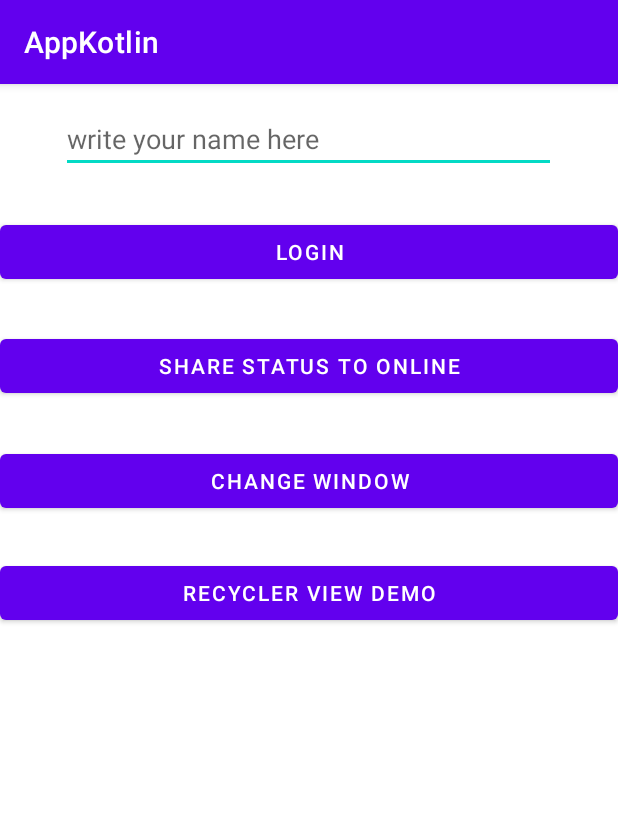
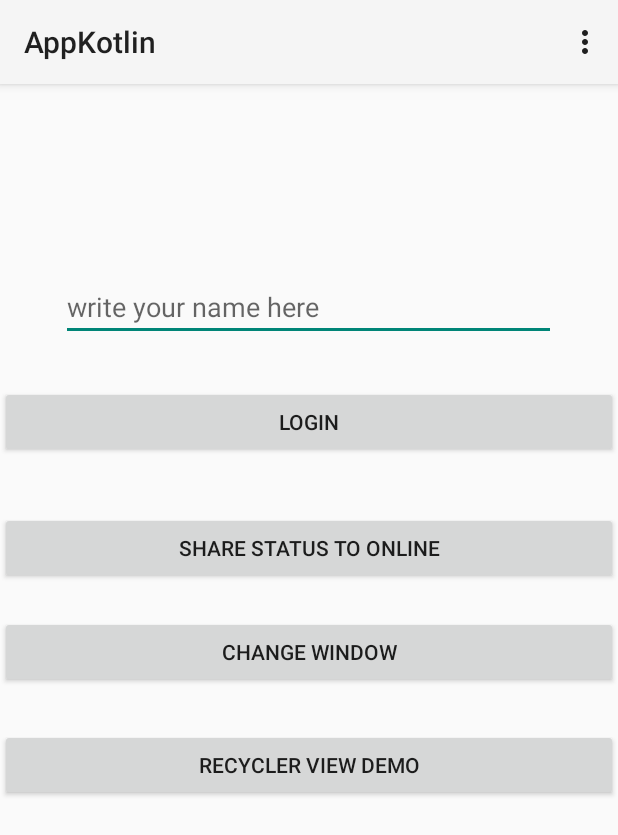
Before and after one commit to UO264804/kotlin-uo264804-uo264651, an Android app: the screen it shows after launch (MainActivity), on a phone screen of 412 x 824 dp. Shown: the top 835 px of the screen. Run offline under Robolectric (Android 15) with nearby library versions, the phone set to English and light mode, and no system bars.

Commit message:
añadido boton para añadir elementos al recycler view, menu y toolbar

```diff
--- a/app/src/main/AndroidManifest.xml
+++ b/app/src/main/AndroidManifest.xml
@@ -1,15 +1,16 @@
 <?xml version="1.0" encoding="utf-8"?>
 <manifest xmlns:android="http://schemas.android.com/apk/res/android"
     package="es.uniovi.appkotlin">
-
+    <uses-permission android:name="android.permission.CAMERA"/>
     <application
         android:allowBackup="true"
         android:icon="@mipmap/ic_launcher_appkotlin"
         android:label="@string/app_name"
         android:roundIcon="@mipmap/ic_launcher_appkotlin_round"
         android:supportsRtl="true"
-        android:theme="@style/Theme.AppKotlin">
+        android:theme="@style/Theme.AppCompat.Light.NoActionBar">
         <activity android:name=".MainActivity">
+
             <intent-filter>
                 <action android:name="android.intent.action.MAIN" />
                 <category android:name="android.intent.category.LAUNCHER" />
--- a/app/src/main/java/es/uniovi/appkotlin/MainActivity.kt
+++ b/app/src/main/java/es/uniovi/appkotlin/MainActivity.kt
@@ -1,16 +1,27 @@
 package es.uniovi.appkotlin
 
+import android.Manifest
+import android.content.Context
 import android.content.Intent
-import androidx.appcompat.app.AppCompatActivity
+import android.content.pm.PackageManager
+import android.graphics.Bitmap
+import android.os.Build
 import android.os.Bundle
 import android.util.Log
-import android.widget.Toast
+import android.view.Menu
+import android.view.MenuItem
+import androidx.annotation.RequiresApi
+import androidx.appcompat.app.AppCompatActivity
+import androidx.core.content.ContextCompat
 import es.uniovi.appkotlin.databinding.ActivityMainBinding
+import java.security.Permission
 
 class MainActivity : AppCompatActivity()
 {
     companion object{
         val TAG: String = MainActivity::class.java.simpleName
+        val OPEN_CAMERA=200
+        val REQUEST_CAMERA_PERMISSION=300
     }
     private lateinit var binding: ActivityMainBinding
     var tag:String = ""
@@ -20,6 +31,8 @@ class MainActivity : AppCompatActivity()
         binding = ActivityMainBinding.inflate(layoutInflater)
         var view = binding.root
         setContentView(view)
+        setSupportActionBar(binding.myToolbar)
+        var ig = binding.imageView;
 
         binding.cambiarVentana.setOnClickListener {
             showToast(resources.getString(R.string.btn_cambiarVentana)) //usando extension de kotlin
@@ -49,4 +62,34 @@ class MainActivity : AppCompatActivity()
             startActivity(intent)
         }
     }
+
+
+
+
+
+    override fun onCreateOptionsMenu(menu: Menu?): Boolean {
+        menuInflater.inflate(R.menu.menu_settings, menu)
+        return true
+    }
+
+
+
+
+
+    override fun onOptionsItemSelected(item: MenuItem)=   when (item.itemId) {
+
+        R.id.action_settings-> {
+            true
+        }
+
+        R.id.action_camara -> {
+            true
+        }
+        else ->{
+            super.onOptionsItemSelected(item)
+        }
+
+    }
+
+
 }
--- a/app/src/main/res/layout/activity_main.xml
+++ b/app/src/main/res/layout/activity_main.xml
@@ -6,6 +6,55 @@
     android:layout_width="match_parent"
     android:layout_height="match_parent"
     tools:context=".MainActivity">
+
+
+    <androidx.appcompat.widget.Toolbar
+        android:id="@+id/my_toolbar"
+        android:layout_width="match_parent"
+        android:layout_height="?attr/actionBarSize"
+        android:background="?attr/colorPrimary"
+        android:elevation="4dp"
+        android:theme="@style/ThemeOverlay.AppCompat.ActionBar"
+        app:layout_constraintEnd_toEndOf="parent"
+        app:layout_constraintHorizontal_bias="0.0"
+        app:layout_constraintStart_toStartOf="parent"
+        app:layout_constraintTop_toTopOf="parent"
+        app:popupTheme="@style/ThemeOverlay.AppCompat.Light" />
+
+    <Button
+        android:id="@+id/button"
+        android:layout_width="0dp"
+        android:layout_height="wrap_content"
+        android:text="@string/btn_recyclerviewdemo"
+        app:layout_constraintBottom_toBottomOf="parent"
+        app:layout_constraintEnd_toEndOf="parent"
+        app:layout_constraintHorizontal_bias="0.0"
+        app:layout_constraintStart_toStartOf="parent"
+        app:layout_constraintTop_toBottomOf="@+id/cambiarVentana"
+        app:layout_constraintVertical_bias="0.086" />
+
+    <Button
+        android:id="@+id/sendLogin"
+        android:layout_width="0dp"
+        android:layout_height="wrap_content"
+        android:text="@string/btn_login"
+        app:layout_constraintBottom_toBottomOf="parent"
+        app:layout_constraintEnd_toEndOf="parent"
+        app:layout_constraintHorizontal_bias="0.0"
+        app:layout_constraintStart_toStartOf="parent"
+        app:layout_constraintTop_toTopOf="parent"
+        app:layout_constraintVertical_bias="0.332" />
+
+    <Button
+        android:id="@+id/shareInfo"
+        android:layout_width="0dp"
+        android:layout_height="wrap_content"
+        android:layout_marginTop="36dp"
+        android:text="@string/shareStatus"
+        app:layout_constraintEnd_toEndOf="parent"
+        app:layout_constraintHorizontal_bias="0.0"
+        app:layout_constraintStart_toStartOf="parent"
+        app:layout_constraintTop_toBottomOf="@+id/sendLogin" />
 
     <Button
         android:id="@+id/cambiarVentana"
@@ -17,19 +66,7 @@
         app:layout_constraintHorizontal_bias="0.0"
         app:layout_constraintStart_toStartOf="parent"
         app:layout_constraintTop_toBottomOf="@+id/shareInfo"
-        app:layout_constraintVertical_bias="0.056" />
-
-    <Button
-        android:id="@+id/sendLogin"
-        android:layout_width="0dp"
-        android:layout_height="wrap_content"
-        android:text="@string/btn_login"
-        app:layout_constraintBottom_toBottomOf="parent"
-        app:layout_constraintEnd_toEndOf="parent"
-        app:layout_constraintHorizontal_bias="0.0"
-        app:layout_constraintStart_toStartOf="parent"
-        app:layout_constraintTop_toTopOf="parent"
-        app:layout_constraintVertical_bias="0.122" />
+        app:layout_constraintVertical_bias="0.055" />
 
     <com.google.android.material.textfield.TextInputEditText
         android:id="@+id/login"
@@ -41,29 +78,16 @@
         app:layout_constraintHorizontal_bias="0.493"
         app:layout_constraintStart_toStartOf="parent"
         app:layout_constraintTop_toTopOf="parent"
-        app:layout_constraintVertical_bias="0.38" />
+        app:layout_constraintVertical_bias="0.86" />
 
-    <Button
-        android:id="@+id/shareInfo"
-        android:layout_width="0dp"
+    <ImageView
+        android:id="@+id/imageView"
+        android:layout_width="wrap_content"
         android:layout_height="wrap_content"
-        android:layout_marginTop="28dp"
-        android:text="@string/shareStatus"
-        app:layout_constraintEnd_toEndOf="parent"
-        app:layout_constraintHorizontal_bias="0.0"
-        app:layout_constraintStart_toStartOf="parent"
-        app:layout_constraintTop_toBottomOf="@+id/sendLogin" />
-
-    <Button
-        android:id="@+id/button"
-        android:layout_width="0dp"
-        android:layout_height="wrap_content"
-        android:text="@string/btn_recyclerviewdemo"
         app:layout_constraintBottom_toBottomOf="parent"
         app:layout_constraintEnd_toEndOf="parent"
-        app:layout_constraintHorizontal_bias="0.0"
         app:layout_constraintStart_toStartOf="parent"
-        app:layout_constraintTop_toBottomOf="@+id/cambiarVentana"
-        app:layout_constraintVertical_bias="0.062" />
+        app:layout_constraintTop_toBottomOf="@+id/button"
+        tools:srcCompat="@tools:sample/avatars" />
 
 </androidx.constraintlayout.widget.ConstraintLayout>
--- /dev/null
+++ b/app/src/main/res/menu/menu_settings.xml
@@ -0,0 +1,21 @@
+<?xml version="1.0" encoding="utf-8"?>
+<menu xmlns:android="http://schemas.android.com/apk/res/android"
+    xmlns:app="http://schemas.android.com/apk/res-auto"
+    xmlns:tools="http://schemas.android.com/tools"
+    tools:context=".MainActivity"
+    >
+
+    <!-- "Mark Favorite", should appear as action button if possible -->
+    <item
+        android:id="@+id/action_settings"
+        android:orderInCategory="100"
+        android:title="@string/btn_ajustes"
+        app:showAsAction="never" />
+    <item
+        android:id="@+id/action_camara"
+        android:orderInCategory="100"
+        android:title="@string/btn_camara"
+        app:showAsAction="never" />
+
+
+</menu>
--- a/app/src/main/res/values/strings.xml
+++ b/app/src/main/res/values/strings.xml
@@ -8,5 +8,7 @@
     <string name="btn_recyclerviewdemo">Recycler View Demo</string>
     <string name="btn_cambiarVentana">change window</string>
     <string name="btn_login_toast">logging in...</string>
+    <string name="btn_ajustes">settings</string>
+    <string name="btn_camara">open camera</string>
 
 </resources>
--- a/app/src/main/res/values/themes.xml
+++ b/app/src/main/res/values/themes.xml
@@ -13,4 +13,7 @@
         <item name="android:statusBarColor" tools:targetApi="l">?attr/colorPrimaryVariant</item>
         <!-- Customize your theme here. -->
     </style>
+    <style name="Theme.RecyclerView.AppBarOverlay" parent="ThemeOverlay.AppCompat.Dark.ActionBar" />
+
+    <style name="Theme.RecyclerView.PopupOverlay" parent="ThemeOverlay.AppCompat.Light" />
 </resources>
```
Also changed, not shown: app/src/main/java/es/uniovi/appkotlin/Model.kt (+2 -28 lines), app/src/main/res/drawable-anydpi/ic_action_add_hobby.xml (added, +11 -0 lines), app/src/main/res/layout/activity_hobbies.xml (+23 -5 lines), app/src/main/res/drawable-hdpi/ic_action_add_hobby.png (added), app/src/main/res/drawable-mdpi/ic_action_add_hobby.png (added), app/src/main/res/drawable-xhdpi/ic_action_add_hobby.png (added), app/src/main/res/drawable-xxhdpi/ic_action_add_hobby.png (added), 1 other file.
